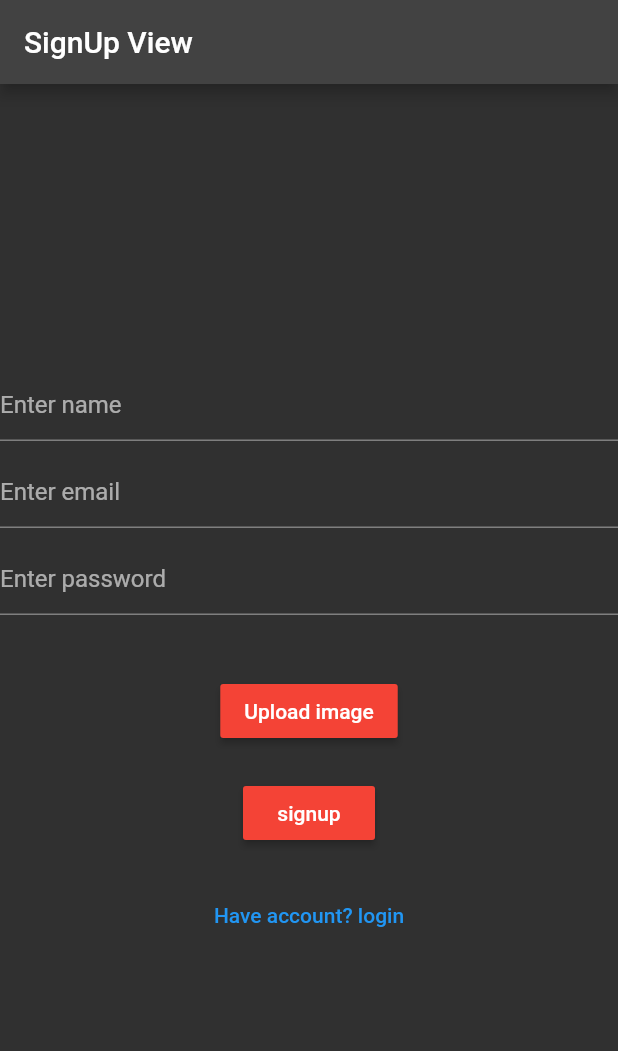
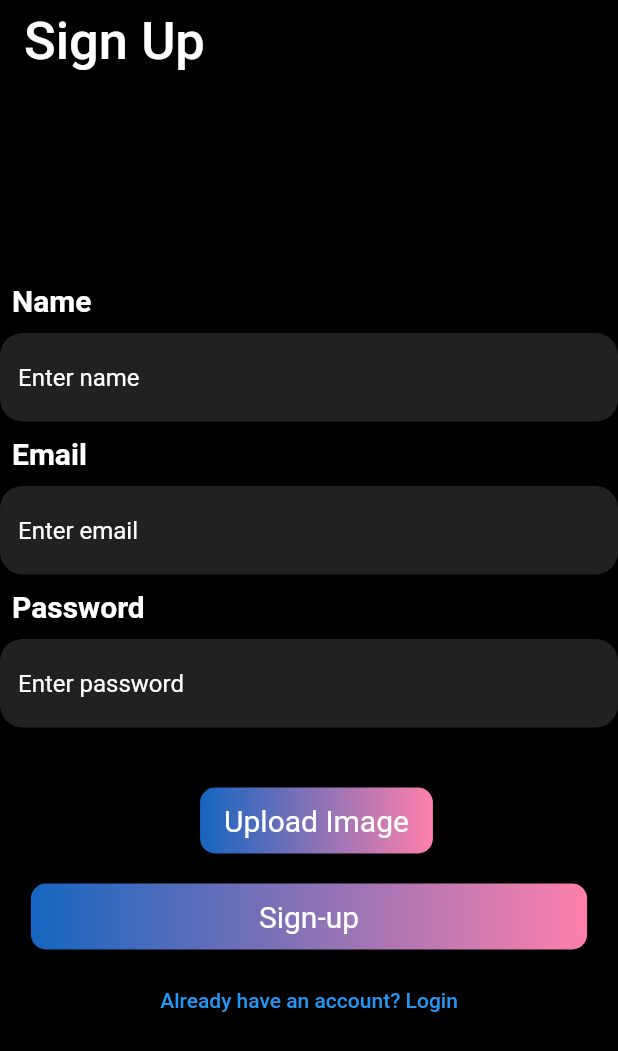
Before and after one commit to Shubham20052001/theSocialApp, a Flutter app: the SignUpView screen opened by its route, on a phone screen of 412 x 824 dp. Shown: the top 1051 px of the screen. Run offline on Flutter 3.47's test engine with Material 2 defaults, Android fonts, the phone set to English and light mode, and no system bars; our stand-ins replace image_picker, shared_preferences, timeago; missing offline and left inert: cloudinary_sdk; accounts and stored records are empty; network calls fail.

Commit message:
updated login/Sign-up UI

```diff
--- a/the_social/lib/app/routes/app.routes.dart
+++ b/the_social/lib/app/routes/app.routes.dart
@@ -17,8 +17,8 @@ const String AddStoryRoute = "/add-story";
 const String PreviewStoryRoute = "/preview-story";
 
 final routes = {
-  LoginRoute: (context) => const LoginView(),
-  SignUpRoute: (context) => const SignUpView(),
+  LoginRoute: (context) => LoginView(),
+  SignUpRoute: (context) => SignUpView(),
   DeciderRoute: (context) => const DeciderView(),
   HomeRoute: (context) => const HomeView(),
   AddPostRoute: (context) => const AddPostView(),
--- /dev/null
+++ b/the_social/lib/meta/constants/styles.dart
@@ -0,0 +1,32 @@
+import 'package:flutter/material.dart';
+
+const textStyle1 = TextStyle(
+  color: Colors.white,
+  fontSize: 20,
+  fontWeight: FontWeight.bold,
+);
+
+const textStyleTitle = TextStyle(
+  color: Colors.white,
+  fontSize: 35,
+  // fontWeight: FontWeight.bold,
+);
+
+const sBox10 = SizedBox(
+  height: 10,
+);
+
+InputDecoration textFieldStyle1({required String hintText}) {
+  return InputDecoration(
+    filled: true,
+    fillColor: Colors.grey.shade900,
+    hintText: hintText,
+    border: const OutlineInputBorder(
+      borderSide: BorderSide.none,
+      borderRadius: BorderRadius.all(Radius.circular(15)),
+    ),
+    hintStyle: const TextStyle(
+      color: Colors.white,
+    ),
+  );
+}
--- a/the_social/lib/meta/views/authentication/login.views.dart
+++ b/the_social/lib/meta/views/authentication/login.views.dart
@@ -1,50 +1,90 @@
 import 'package:flutter/material.dart';
 import 'package:provider/provider.dart';
 import 'package:the_social/app/routes/app.routes.dart';
+import 'package:the_social/meta/constants/styles.dart';
 
 import '../../../core/notifier/authentication.notifier.dart';
 
 class LoginView extends StatelessWidget {
-  const LoginView({super.key});
+  LoginView({super.key});
+  final TextEditingController emailController = TextEditingController();
+  final TextEditingController passwordController = TextEditingController();
 
   @override
   Widget build(BuildContext context) {
-    final TextEditingController emailController = TextEditingController();
-    final TextEditingController passwordController = TextEditingController();
     var authenticationNotifier =
         Provider.of<AuthenticationNotifier>(context, listen: false);
     return Scaffold(
+      backgroundColor: Colors.black,
       appBar: AppBar(
+        backgroundColor: Colors.black,
         automaticallyImplyLeading: false,
-        title: const Text("Login View"),
+        title: const Text(
+          "Login",
+          style: textStyleTitle,
+        ),
       ),
       body: Center(
         child: Column(
           mainAxisAlignment: MainAxisAlignment.center,
           children: [
+            Column(
+              mainAxisAlignment: MainAxisAlignment.center,
+              crossAxisAlignment: CrossAxisAlignment.start,
+              children: [
+                const Padding(
+                  padding: EdgeInsets.only(left: 8.0),
+                  child: Text(
+                    "Email",
+                    style: textStyle1,
+                  ),
+                ),
+                sBox10,
                 TextField(
                   controller: emailController,
-              decoration: const InputDecoration(hintText: 'Enter email'),
+                  decoration: textFieldStyle1(hintText: "Enter email"),
                 ),
-            const SizedBox(
-              height: 10,
+                sBox10,
+                const Padding(
+                  padding: EdgeInsets.only(left: 8.0),
+                  child: Text(
+                    "Password",
+                    style: textStyle1,
                   ),
+                ),
+                sBox10,
                 TextField(
                   controller: passwordController,
-              decoration: const InputDecoration(hintText: 'Enter password'),
+                  decoration: textFieldStyle1(hintText: "Enter password"),
+                ),
+              ],
             ),
             const SizedBox(
               height: 40,
             ),
-            MaterialButton(
+            Container(
+              height: 44.0,
+              width: MediaQuery.of(context).size.width * 0.9,
+              decoration: BoxDecoration(
+                borderRadius: BorderRadius.circular(10),
+                gradient: LinearGradient(
+                  colors: [Colors.blue.shade800, Colors.pinkAccent.shade100],
+                ),
+              ),
+              child: ElevatedButton(
                 onPressed: () {
                   authenticationNotifier.login(
                       context: context,
                       email: emailController.text,
                       password: passwordController.text);
                 },
-              color: Colors.red,
-              child: const Text("Login"),
+                style: ElevatedButton.styleFrom(
+                    backgroundColor: Colors.transparent, elevation: 0),
+                child: Text(
+                  'LogIn',
+                  style: textStyle1.copyWith(fontWeight: FontWeight.normal),
+                ),
+              ),
             ),
             const SizedBox(
               height: 20,
@@ -53,7 +93,7 @@ class LoginView extends StatelessWidget {
               onPressed: () {
                 Navigator.of(context).pushReplacementNamed(SignUpRoute);
               },
-              child: const Text("No account? signup"),
+              child: const Text("Create an account? Sign-up"),
             )
           ],
         ),
--- a/the_social/lib/meta/views/authentication/signup.views.dart
+++ b/the_social/lib/meta/views/authentication/signup.views.dart
@@ -2,95 +2,164 @@ import 'package:flutter/material.dart';
 import 'package:provider/provider.dart';
 import 'package:the_social/core/notifier/authentication.notifier.dart';
 import 'package:the_social/core/notifier/utility.notifier.dart';
+import 'package:the_social/meta/constants/styles.dart';
 
 import '../../../app/routes/app.routes.dart';
 
 class SignUpView extends StatelessWidget {
-  const SignUpView({super.key});
+  SignUpView({super.key});
+  final TextEditingController emailController = TextEditingController();
+  final TextEditingController passwordController = TextEditingController();
+  final TextEditingController nameController = TextEditingController();
 
   @override
   Widget build(BuildContext context) {
-    final TextEditingController emailController = TextEditingController();
-    final TextEditingController passwordController = TextEditingController();
-    final TextEditingController nameController = TextEditingController();
     var authenticationNotifier =
         Provider.of<AuthenticationNotifier>(context, listen: false);
     var utilityNotifier = Provider.of<UtilityNotifier>(context, listen: false);
     var _userimage =
         Provider.of<UtilityNotifier>(context, listen: true).userimage;
     return Scaffold(
+      backgroundColor: Colors.black,
+      appBar: AppBar(
+        backgroundColor: Colors.black,
+        automaticallyImplyLeading: false,
+        title: const Text(
+          "Sign Up",
+          style: textStyleTitle,
+        ),
+      ),
       resizeToAvoidBottomInset: false,
-      appBar: AppBar(
-        automaticallyImplyLeading: false,
-        title: const Text("SignUp View"),
-      ),
       body: Center(
         child: SingleChildScrollView(
           child: Column(
             mainAxisAlignment: MainAxisAlignment.center,
+            crossAxisAlignment: CrossAxisAlignment.center,
             children: [
+              Column(
+                mainAxisAlignment: MainAxisAlignment.center,
+                crossAxisAlignment: CrossAxisAlignment.start,
+                children: [
+                  const Padding(
+                    padding: EdgeInsets.only(left: 8.0),
+                    child: Text(
+                      "Name",
+                      style: textStyle1,
+                    ),
+                  ),
+                  sBox10,
                   TextField(
                     controller: nameController,
-                decoration: const InputDecoration(hintText: 'Enter name'),
+                    decoration: textFieldStyle1(hintText: "Enter name"),
                   ),
-              const SizedBox(
-                height: 10,
+                  sBox10,
+                  const Padding(
+                    padding: EdgeInsets.only(left: 8.0),
+                    child: Text(
+                      "Email",
+                      style: textStyle1,
                     ),
+                  ),
+                  sBox10,
                   TextField(
                     controller: emailController,
-                decoration: const InputDecoration(hintText: 'Enter email'),
+                    decoration: textFieldStyle1(hintText: "Enter email"),
                   ),
-              const SizedBox(
-                height: 10,
+                  sBox10,
+                  const Padding(
+                    padding: EdgeInsets.only(left: 8.0),
+                    child: Text(
+                      "Password",
+                      style: textStyle1,
                     ),
+                  ),
+                  sBox10,
                   TextField(
                     controller: passwordController,
-                decoration: const InputDecoration(hintText: 'Enter password'),
+                    obscureText: true,
+                    decoration: textFieldStyle1(hintText: "Enter password"),
+                  ),
+                ],
               ),
               const SizedBox(
                 height: 40,
               ),
-              MaterialButton(
+              Row(
+                mainAxisAlignment: MainAxisAlignment.center,
+                children: [
+                  _userimage!.isNotEmpty
+                      ? CircleAvatar(
+                          radius: 25,
+                          child: Image.network(utilityNotifier.userimage!),
+                        )
+                      : const CircleAvatar(
+                          radius: 0,
+                        ),
+                  const SizedBox(
+                    width: 10,
+                  ),
+                  Container(
+                    height: 44.0,
+                    decoration: BoxDecoration(
+                      borderRadius: BorderRadius.circular(10),
+                      gradient: LinearGradient(
+                        colors: [
+                          Colors.blue.shade800,
+                          Colors.pinkAccent.shade100
+                        ],
+                      ),
+                    ),
+                    child: ElevatedButton(
                       onPressed: () {
                         utilityNotifier.uploadUserImage(context: context);
                       },
-                color: Colors.red,
-                child: Text(utilityNotifier.userimage!.isEmpty
-                    ? "Upload image"
-                    : "Reselect"),
+                      style: ElevatedButton.styleFrom(
+                          backgroundColor: Colors.transparent, elevation: 0),
+                      child: Text(
+                        'Upload Image',
+                        style:
+                            textStyle1.copyWith(fontWeight: FontWeight.normal),
                       ),
-              _userimage!.isNotEmpty
-                  ? Container(
-                      width: 100,
-                      height: 100,
-                      child: Image.network(utilityNotifier.userimage!),
-                    )
-                  : Container(
-                      height: 0,
+                    ),
+                  ),
+                ],
               ),
               const SizedBox(
                 height: 20,
               ),
-              MaterialButton(
+              Container(
+                height: 44.0,
+                width: MediaQuery.of(context).size.width * 0.9,
+                decoration: BoxDecoration(
+                  borderRadius: BorderRadius.circular(10),
+                  gradient: LinearGradient(
+                    colors: [Colors.blue.shade800, Colors.pinkAccent.shade100],
+                  ),
+                ),
+                child: ElevatedButton(
                   onPressed: () {
                     authenticationNotifier.signup(
                       context: context,
                       username: nameController.text,
                       useremail: emailController.text,
                       userpassword: passwordController.text,
-                      userimage: utilityNotifier.userimage!);
+                      userimage: utilityNotifier.userimage!,
+                    );
                   },
-                color: Colors.red,
-                child: const Text("signup"),
+                  style: ElevatedButton.styleFrom(
+                      backgroundColor: Colors.transparent, elevation: 0),
+                  child: Text(
+                    'Sign-up',
+                    style: textStyle1.copyWith(fontWeight: FontWeight.normal),
                   ),
-              const SizedBox(
-                height: 20,
                 ),
+              ),
+              sBox10,
               TextButton(
                 onPressed: () {
                   Navigator.of(context).pushReplacementNamed(LoginRoute);
                 },
-                child: const Text("Have account? login"),
+                child: const Text("Already have an account? Login"),
               )
             ],
           ),
--- a/the_social/lib/meta/views/decider_view/decider_view.dart
+++ b/the_social/lib/meta/views/decider_view/decider_view.dart
@@ -23,7 +23,7 @@ class DeciderView extends StatelessWidget {
           return const HomeView();
         } else {
           print("login view");
-          return const LoginView();
+          return LoginView();
         }
       },
     );
```
Lines whose indentation alone changed are shown as unchanged.
